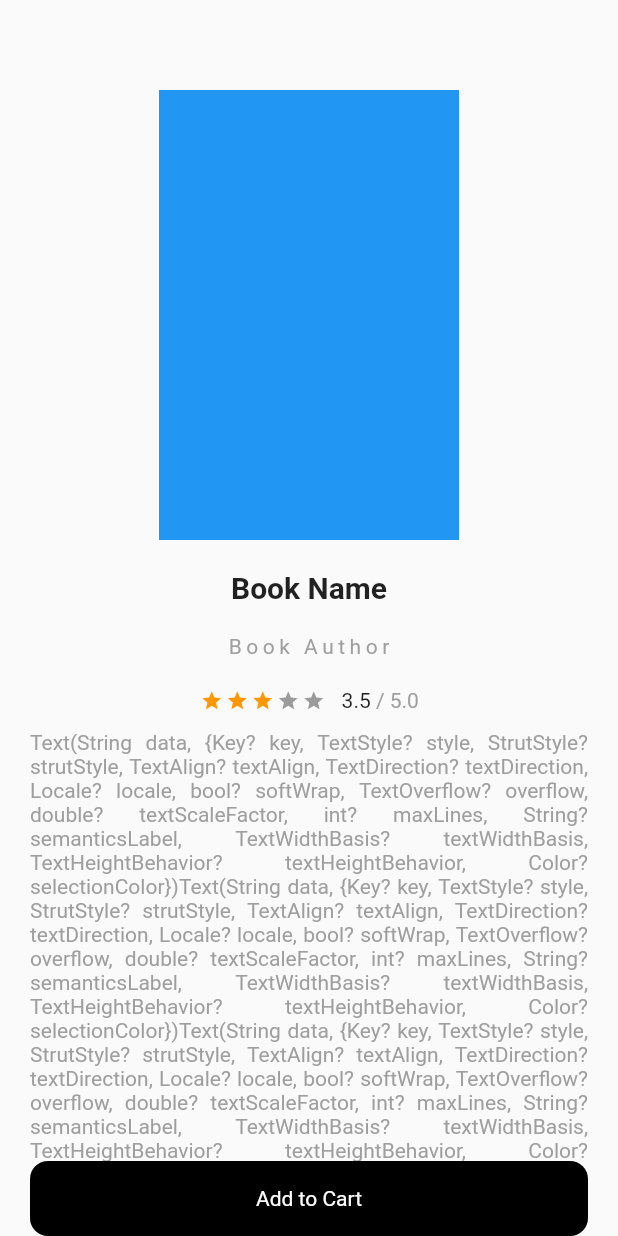
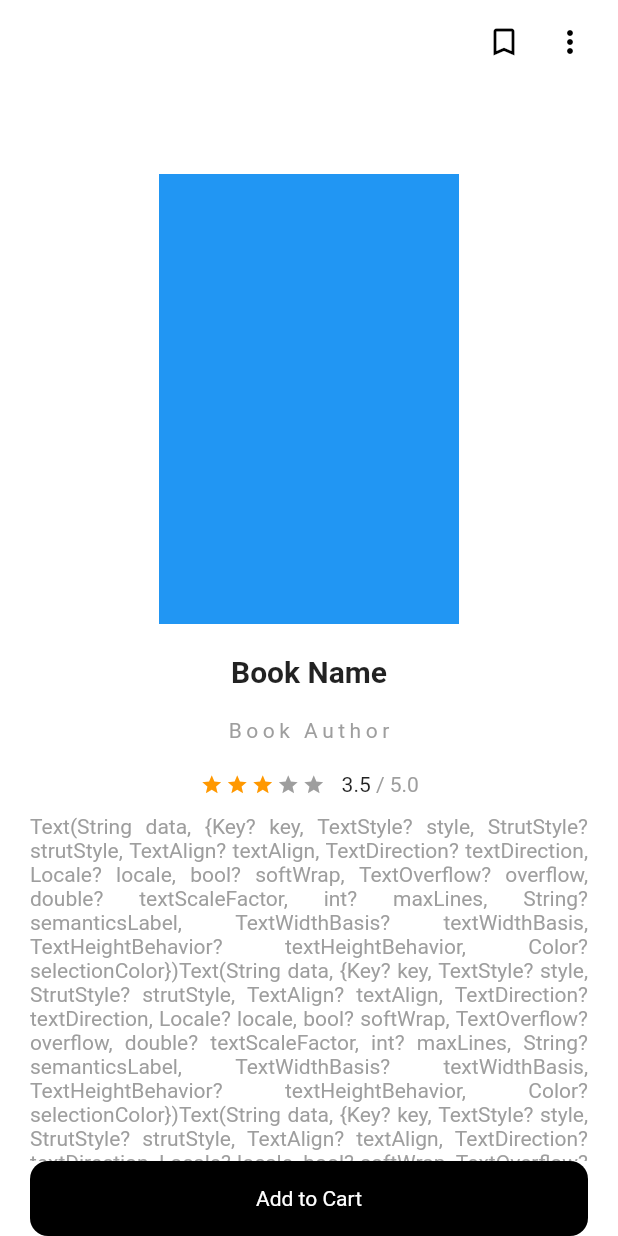
Before and after one commit to MohamadAzarifar/seven_book_store, a Flutter app: the screen it shows after launch, on a phone screen of 412 x 824 dp. Run offline on Flutter 3.47's test engine with Material 2 defaults, Android fonts, the phone set to English and light mode, and no system bars; drawn by our look-alikes of flutter_rating_bar.

Commit message:
Implement AppBar for detail screeen.

```diff
--- a/lib/components/uiscaffold.dart
+++ b/lib/components/uiscaffold.dart
@@ -1,13 +1,16 @@
 import 'package:flutter/material.dart';
 
 class UIScaffold extends StatelessWidget {
-  const UIScaffold({super.key, required this.body});
+  const UIScaffold({super.key, required this.body, this.appBar});
 
   final Widget body;
+  final PreferredSizeWidget? appBar;
 
   @override
   Widget build(BuildContext context) {
     return Scaffold(
+      backgroundColor: Colors.white,
+      appBar: appBar,
       body: SafeArea(child: body),
     );
   }
--- a/lib/screens/book_detail_screen.dart
+++ b/lib/screens/book_detail_screen.dart
@@ -8,6 +8,23 @@ class BookDetailScreen extends StatelessWidget {
 
   @override
   Widget build(BuildContext context) => UIScaffold(
+        appBar: AppBar(
+          backgroundColor: Colors.white,
+          elevation: 0,
+          actions: const [
+            Icon(
+              Icons.bookmark_outline,
+              color: Colors.black,
+            ),
+            Padding(
+              padding: EdgeInsets.symmetric(horizontal: 20),
+              child: Icon(
+                Icons.more_vert,
+                color: Colors.black,
+              ),
+            ),
+          ],
+        ),
         body: Padding(
           padding: const EdgeInsets.symmetric(horizontal: 20),
           child: Column(
```
